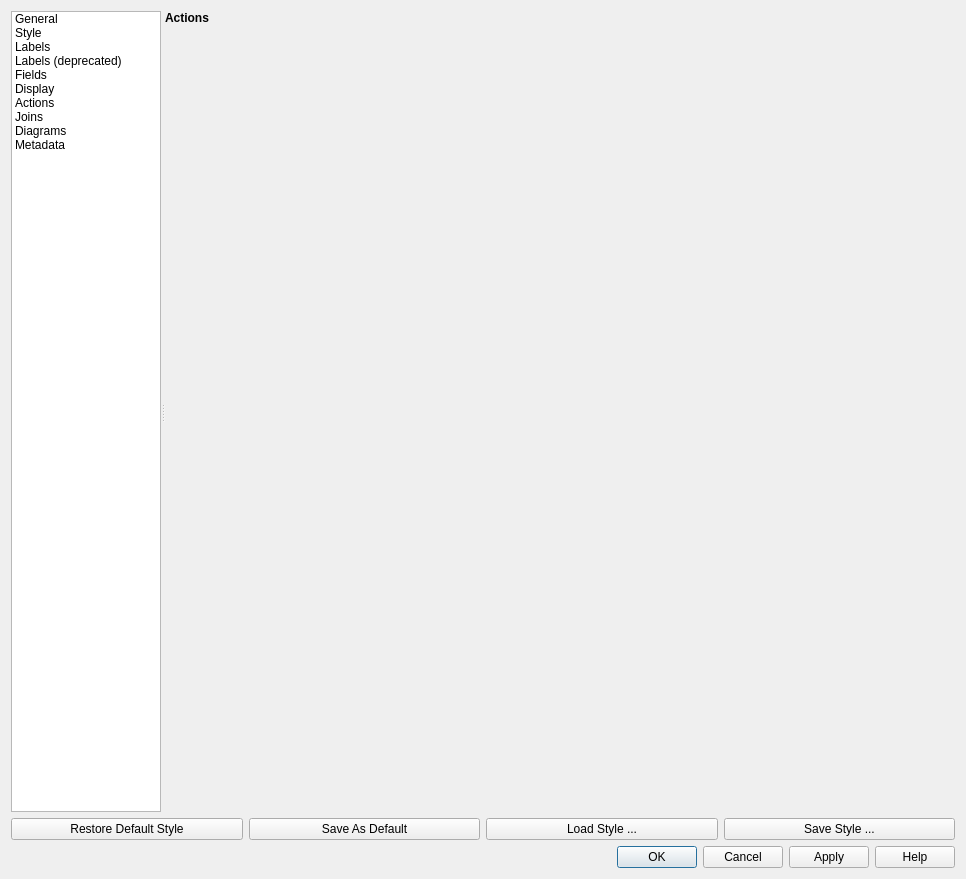
Above: ddocclient/kksqgis/layerprops/qgsvectorlayerpropertiesbase.ui from YuriyRusinov/reper before the change. Below: the same form after it.
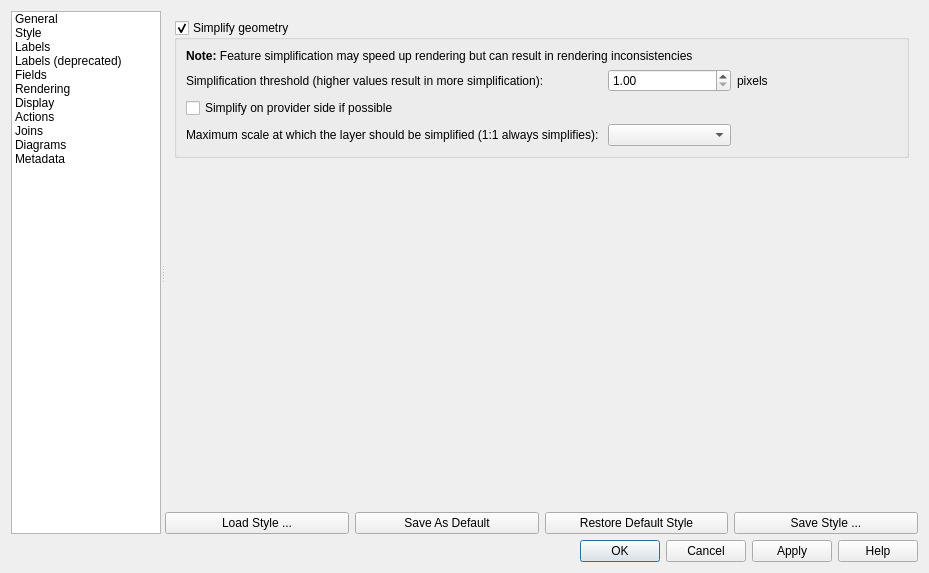
That is the form after the change. The open tabs and pages were chosen to show the change. Icons and pictures are not drawn. Custom widgets are drawn as their Qt base class.

```diff
--- a/ddocclient/kksqgis/layerprops/qgsvectorlayerpropertiesbase.ui
+++ b/ddocclient/kksqgis/layerprops/qgsvectorlayerpropertiesbase.ui
@@ -6,8 +6,8 @@
    <rect>
     <x>0</x>
     <y>0</y>
-    <width>966</width>
-    <height>879</height>
+    <width>929</width>
+    <height>573</height>
    </rect>
   </property>
   <property name="minimumSize">
@@ -20,7 +20,7 @@
    <string>Layer Properties</string>
   </property>
   <property name="windowIcon">
-   <iconset resource="../images/images.qrc">
+   <iconset resource="../../images/images.qrc">
     <normaloff>:/images/icons/qgis-icon-16x16.png</normaloff>:/images/icons/qgis-icon-16x16.png</iconset>
   </property>
   <layout class="QVBoxLayout" name="verticalLayout">
@@ -92,7 +92,7 @@
            <string>General</string>
           </property>
           <property name="icon">
-           <iconset resource="../images/images.qrc">
+           <iconset resource="../../images/images.qrc">
             <normaloff>:/images/themes/default/propertyicons/general.svg</normaloff>:/images/themes/default/propertyicons/general.svg</iconset>
           </property>
          </item>
@@ -104,7 +104,7 @@
            <string>Style</string>
           </property>
           <property name="icon">
-           <iconset resource="../images/images.qrc">
+           <iconset resource="../../images/images.qrc">
             <normaloff>:/images/themes/default/propertyicons/symbology.png</normaloff>:/images/themes/default/propertyicons/symbology.png</iconset>
           </property>
          </item>
@@ -116,7 +116,7 @@
            <string>Labels</string>
           </property>
           <property name="icon">
-           <iconset resource="../images/images.qrc">
+           <iconset resource="../../images/images.qrc">
             <normaloff>:/images/themes/default/propertyicons/labels.svg</normaloff>:/images/themes/default/propertyicons/labels.svg</iconset>
           </property>
          </item>
@@ -128,7 +128,7 @@
            <string>Labels (deprecated)</string>
           </property>
           <property name="icon">
-           <iconset resource="../images/images.qrc">
+           <iconset resource="../../images/images.qrc">
             <normaloff>:/images/themes/default/propertyicons/labels.png</normaloff>:/images/themes/default/propertyicons/labels.png</iconset>
           </property>
          </item>
@@ -140,10 +140,22 @@
            <string>Fields</string>
           </property>
           <property name="icon">
-           <iconset resource="../images/images.qrc">
+           <iconset resource="../../images/images.qrc">
             <normaloff>:/images/themes/default/propertyicons/attributes.png</normaloff>:/images/themes/default/propertyicons/attributes.png</iconset>
           </property>
          </item>
+         <item>
+          <property name="text">
+           <string>Rendering</string>
+          </property>
+          <property name="toolTip">
+           <string>Rendering</string>
+          </property>
+          <property name="icon">
+           <iconset resource="../../images/images.qrc">
+            <normaloff>:/images/themes/default/propertyicons/rendering.png</normaloff>:/images/themes/default/propertyicons/rendering.png</iconset>
+          </property>
+         </item>
          <item>
           <property name="text">
            <string>Display</string>
@@ -152,7 +164,7 @@
            <string>Display</string>
           </property>
           <property name="icon">
-           <iconset resource="../images/images.qrc">
+           <iconset resource="../../images/images.qrc">
             <normaloff>:/images/themes/default/propertyicons/display.svg</normaloff>:/images/themes/default/propertyicons/display.svg</iconset>
           </property>
          </item>
@@ -164,7 +176,7 @@
            <string>Actions</string>
           </property>
           <property name="icon">
-           <iconset resource="../images/images.qrc">
+           <iconset resource="../../images/images.qrc">
             <normaloff>:/images/themes/default/propertyicons/action.svg</normaloff>:/images/themes/default/propertyicons/action.svg</iconset>
           </property>
          </item>
@@ -176,7 +188,7 @@
            <string>Joins</string>
           </property>
           <property name="icon">
-           <iconset resource="../images/images.qrc">
+           <iconset resource="../../images/images.qrc">
             <normaloff>:/images/themes/default/propertyicons/join.png</normaloff>:/images/themes/default/propertyicons/join.png</iconset>
           </property>
          </item>
@@ -188,7 +200,7 @@
            <string>Diagrams</string>
           </property>
           <property name="icon">
-           <iconset resource="../images/images.qrc">
+           <iconset resource="../../images/images.qrc">
             <normaloff>:/images/themes/default/propertyicons/diagram.png</normaloff>:/images/themes/default/propertyicons/diagram.png</iconset>
           </property>
          </item>
@@ -200,7 +212,7 @@
            <string>Metadata</string>
           </property>
           <property name="icon">
-           <iconset resource="../images/images.qrc">
+           <iconset resource="../../images/images.qrc">
             <normaloff>:/images/themes/default/propertyicons/metadata.svg</normaloff>:/images/themes/default/propertyicons/metadata.svg</iconset>
           </property>
          </item>
@@ -234,23 +246,13 @@
           </sizepolicy>
          </property>
          <property name="currentIndex">
-          <number>0</number>
+          <number>7</number>
          </property>
          <widget class="QWidget" name="mOptsPage_General">
           <layout class="QVBoxLayout" name="verticalLayout_14">
            <property name="margin">
             <number>0</number>
            </property>
-           <item>
-            <widget class="QLabel" name="label">
-             <property name="styleSheet">
-              <string notr="true">font-weight:bold;</string>
-             </property>
-             <property name="text">
-              <string>General</string>
-             </property>
-            </widget>
-           </item>
            <item>
             <widget class="QScrollArea" name="scrollArea">
              <property name="frameShape">
@@ -264,8 +266,8 @@
                <rect>
                 <x>0</x>
                 <y>0</y>
-                <width>793</width>
-                <height>784</height>
+                <width>739</width>
+                <height>525</height>
                </rect>
               </property>
               <layout class="QVBoxLayout" name="verticalLayout_13">
@@ -558,7 +560,7 @@
                      <string/>
                     </property>
                     <property name="pixmap">
-                     <pixmap resource="../images/images.qrc">:/images/themes/default/mActionZoomIn.svg</pixmap>
+                     <pixmap resource="../../images/images.qrc">:/images/themes/default/mActionZoomIn.svg</pixmap>
                     </property>
                     <property name="scaledContents">
                      <bool>true</bool>
@@ -589,7 +591,7 @@
                      <string/>
                     </property>
                     <property name="pixmap">
-                     <pixmap resource="../images/images.qrc">:/images/themes/default/mActionZoomOut.svg</pixmap>
+                     <pixmap resource="../../images/images.qrc">:/images/themes/default/mActionZoomOut.svg</pixmap>
                     </property>
                     <property name="scaledContents">
                      <bool>true</bool>
@@ -680,16 +682,6 @@
            <property name="margin">
             <number>0</number>
            </property>
-           <item>
-            <widget class="QLabel" name="label_5">
-             <property name="styleSheet">
-              <string notr="true">font-weight:bold;</string>
-             </property>
-             <property name="text">
-              <string>Style</string>
-             </property>
-            </widget>
-           </item>
            <item>
             <widget class="QScrollArea" name="scrollArea_3">
              <property name="frameShape">
@@ -703,8 +695,8 @@
                <rect>
                 <x>0</x>
                 <y>0</y>
-                <width>100</width>
-                <height>30</height>
+                <width>755</width>
+                <height>452</height>
                </rect>
               </property>
               <layout class="QVBoxLayout" name="verticalLayout_18">
@@ -741,16 +733,6 @@
            <property name="margin">
             <number>0</number>
            </property>
-           <item>
-            <widget class="QLabel" name="label_6">
-             <property name="styleSheet">
-              <string notr="true">font-weight:bold;</string>
-             </property>
-             <property name="text">
-              <string>Labels</string>
-             </property>
-            </widget>
-           </item>
            <item>
             <widget class="QFrame" name="labelingFrame">
              <property name="sizePolicy">
@@ -774,16 +756,6 @@
            <property name="margin">
             <number>0</number>
            </property>
-           <item>
-            <widget class="QLabel" name="label_11">
-             <property name="styleSheet">
-              <string notr="true">font-weight:bold;</string>
-             </property>
-             <property name="text">
-              <string>Labels (deprecated)</string>
-             </property>
-            </widget>
-           </item>
            <item>
             <widget class="QScrollArea" name="scrollArea_9">
              <property name="frameShape">
@@ -797,8 +769,8 @@
                <rect>
                 <x>0</x>
                 <y>0</y>
-                <width>98</width>
-                <height>33</height>
+                <width>755</width>
+                <height>452</height>
                </rect>
               </property>
               <layout class="QVBoxLayout" name="verticalLayout_28">
@@ -848,16 +820,6 @@
            <property name="margin">
             <number>0</number>
            </property>
-           <item>
-            <widget class="QLabel" name="label_7">
-             <property name="styleSheet">
-              <string notr="true">font-weight:bold;</string>
-             </property>
-             <property name="text">
-              <string>Fields</string>
-             </property>
-            </widget>
-           </item>
            <item>
             <widget class="QScrollArea" name="scrollArea_5">
              <property name="frameShape">
@@ -871,8 +833,8 @@
                <rect>
                 <x>0</x>
                 <y>0</y>
-                <width>100</width>
-                <height>30</height>
+                <width>755</width>
+                <height>452</height>
                </rect>
               </property>
               <layout class="QVBoxLayout" name="verticalLayout_20">
@@ -895,21 +857,154 @@
            </item>
           </layout>
          </widget>
+         <widget class="QWidget" name="mOptsPage_Rendering">
+          <layout class="QVBoxLayout" name="verticalLayout_19">
+           <property name="margin">
+            <number>0</number>
+           </property>
+           <item>
+            <widget class="QScrollArea" name="scrollArea_19">
+             <property name="frameShape">
+              <enum>QFrame::NoFrame</enum>
+             </property>
+             <property name="widgetResizable">
+              <bool>true</bool>
+             </property>
+             <widget class="QWidget" name="scrollAreaWidgetContents_19">
+              <property name="geometry">
+               <rect>
+                <x>0</x>
+                <y>0</y>
+                <width>755</width>
+                <height>452</height>
+               </rect>
+              </property>
+              <layout class="QVBoxLayout" name="verticalLayout_32">
+               <item>
+                <widget class="QGroupBox" name="mSimplifyDrawingGroupBox">
+                 <property name="title">
+                  <string>Simplify geometry</string>
+                 </property>
+                 <property name="checkable">
+                  <bool>true</bool>
+                 </property>
+                 <layout class="QGridLayout" name="_12">
+                  <item row="0" column="1" colspan="4">
+                   <widget class="QLabel" name="label_59">
+                    <property name="text">
+                     <string>&lt;b&gt;Note:&lt;/b&gt; Feature simplification may speed up rendering but can result in rendering inconsistencies</string>
+                    </property>
+                   </widget>
+                  </item>
+                  <item row="1" column="1">
+                   <widget class="QLabel" name="label_56">
+                    <property name="text">
+                     <string>Simplification threshold (higher values result in more simplification): </string>
+                    </property>
+                    <property name="margin">
+                     <number>2</number>
+                    </property>
+                   </widget>
+                  </item>
+                  <item row="1" column="2">
+                   <widget class="QDoubleSpinBox" name="mSimplifyDrawingSpinBox">
+                    <property name="toolTip">
+                     <string>Higher values result in more simplification</string>
+                    </property>
+                    <property name="decimals">
+                     <number>2</number>
+                    </property>
+                    <property name="minimum">
+                     <double>1.000000000000000</double>
+                    </property>
+                    <property name="maximum">
+                     <double>5.000000000000000</double>
+                    </property>
+                    <property name="singleStep">
+                     <double>0.200000000000000</double>
+                    </property>
+                    <property name="value">
+                     <double>1.000000000000000</double>
+                    </property>
+                   </widget>
+                  </item>
+                  <item row="1" column="3">
+                   <widget class="QLabel" name="mSimplifyDrawingPx">
+                    <property name="text">
+                     <string>pixels</string>
+                    </property>
+                    <property name="margin">
+                     <number>2</number>
+                    </property>
+                   </widget>
+                  </item>
+                  <item row="1" column="4">
+                   <spacer name="horizontalSpacer_40">
+                    <property name="orientation">
+                     <enum>Qt::Horizontal</enum>
+                    </property>
+                    <property name="sizeHint" stdset="0">
+                     <size>
+                      <width>20</width>
+                      <height>20</height>
+                     </size>
+                    </property>
+                   </spacer>
+                  </item>
+                  <item row="2" column="1" colspan="4">
+                   <widget class="QCheckBox" name="mSimplifyDrawingAtProvider">
+                    <property name="text">
+                     <string>Simplify on provider side if possible</string>
+                    </property>
+                   </widget>
+                  </item>
+                  <item row="3" column="1">
+                   <widget class="QLabel" name="mSimplifyMaxScaleLabel">
+                    <property name="text">
+                     <string>Maximum scale at which the layer should be simplified (1:1 always simplifies): </string>
+                    </property>
+                    <property name="margin">
+                     <number>2</number>
+                    </property>
+                   </widget>
+                  </item>
+                  <item row="3" column="2">
+                   <widget class="QgsScaleComboBox" name="mSimplifyMaximumScaleComboBox">
+                    <property name="sizePolicy">
+                     <sizepolicy hsizetype="Expanding" vsizetype="Fixed">
+                      <horstretch>0</horstretch>
+                      <verstretch>0</verstretch>
+                     </sizepolicy>
+                    </property>
+                   </widget>
+                  </item>
+                 </layout>
+                </widget>
+               </item>
+               <item>
+                <spacer name="verticalSpacer_6">
+                 <property name="orientation">
+                  <enum>Qt::Vertical</enum>
+                 </property>
+                 <property name="sizeHint" stdset="0">
+                  <size>
+                   <width>20</width>
+                   <height>40</height>
+                  </size>
+                 </property>
+                </spacer>
+               </item>
+              </layout>
+             </widget>
+            </widget>
+           </item>
+          </layout>
+         </widget>
          <widget class="QWidget" name="mOptsPage_Display">
           <layout class="QVBoxLayout" name="verticalLayout_25">
            <property name="margin">
             <number>0</number>
            </property>
-           <item>
-            <widget class="QLabel" name="label_12">
-             <property name="styleSheet">
-              <string notr="true">font-weight:bold;</string>
-             </property>
-             <property name="text">
-              <string>Display</string>
-             </property>
-            </widget>
-           </item>
            <item>
             <widget class="QScrollArea" name="scrollArea_10">
              <property name="frameShape">
@@ -923,8 +1018,8 @@
                <rect>
                 <x>0</x>
                 <y>0</y>
-                <width>385</width>
-                <height>161</height>
+                <width>755</width>
+                <height>452</height>
                </rect>
               </property>
               <layout class="QVBoxLayout" name="verticalLayout_26">
@@ -1071,16 +1166,6 @@
            <property name="margin">
             <number>0</number>
            </property>
-           <item>
-            <widget class="QLabel" name="label_8">
-             <property name="styleSheet">
-              <string notr="true">font-weight:bold;</string>
-             </property>
-             <property name="text">
-              <string>Actions</string>
-             </property>
-            </widget>
-           </item>
            <item>
             <widget class="QScrollArea" name="scrollArea_6">
              <property name="frameShape">
@@ -1094,8 +1179,8 @@
                <rect>
                 <x>0</x>
                 <y>0</y>
-                <width>100</width>
-                <height>30</height>
+                <width>755</width>
+                <height>487</height>
                </rect>
               </property>
               <layout class="QVBoxLayout" name="verticalLayout_21">
@@ -1129,16 +1214,6 @@
            <property name="margin">
             <number>0</number>
            </property>
-           <item>
-            <widget class="QLabel" name="label_9">
-             <property name="styleSheet">
-              <string notr="true">font-weight:bold;</string>
-             </property>
-             <property name="text">
-              <string>Joins</string>
-             </property>
-            </widget>
-           </item>
            <item>
             <widget class="QScrollArea" name="scrollArea_7">
              <property name="frameShape">
@@ -1152,8 +1227,8 @@
                <rect>
                 <x>0</x>
                 <y>0</y>
-                <width>98</width>
-                <height>123</height>
+                <width>755</width>
+                <height>487</height>
                </rect>
               </property>
               <layout class="QVBoxLayout" name="verticalLayout_23">
@@ -1161,12 +1236,6 @@
                 <number>0</number>
                </property>
                <item>
-                <widget class="QGroupBox" name="mJoinsGrpBx">
-                 <property name="title">
-                  <string/>
-                 </property>
-                 <layout class="QVBoxLayout" name="verticalLayout_22">
-                  <item>
                    <widget class="QTreeWidget" name="mJoinTreeWidget">
                     <property name="columnCount">
                      <number>3</number>
@@ -1196,7 +1265,7 @@
                        <string/>
                       </property>
                       <property name="icon">
-                       <iconset resource="../images/images.qrc">
+                    <iconset resource="../../images/images.qrc">
                         <normaloff>:/images/themes/default/symbologyAdd.png</normaloff>:/images/themes/default/symbologyAdd.png</iconset>
                       </property>
                      </widget>
@@ -1207,7 +1276,7 @@
                        <string/>
                       </property>
                       <property name="icon">
-                       <iconset resource="../images/images.qrc">
+                    <iconset resource="../../images/images.qrc">
                         <normaloff>:/images/themes/default/symbologyRemove.png</normaloff>:/images/themes/default/symbologyRemove.png</iconset>
                       </property>
                      </widget>
@@ -1229,9 +1298,6 @@
                   </item>
                  </layout>
                 </widget>
-               </item>
-              </layout>
-             </widget>
             </widget>
            </item>
           </layout>
@@ -1241,16 +1307,6 @@
            <property name="margin">
             <number>0</number>
            </property>
-           <item>
-            <widget class="QLabel" name="label_10">
-             <property name="styleSheet">
-              <string notr="true">font-weight:bold;</string>
-             </property>
-             <property name="text">
-              <string>Diagrams</string>
-             </property>
-            </widget>
-           </item>
            <item>
             <widget class="QScrollArea" name="scrollArea_8">
              <property name="frameShape">
@@ -1264,8 +1320,8 @@
                <rect>
                 <x>0</x>
                 <y>0</y>
-                <width>100</width>
-                <height>30</height>
+                <width>755</width>
+                <height>452</height>
                </rect>
               </property>
               <layout class="QVBoxLayout" name="verticalLayout_24">
@@ -1293,16 +1349,6 @@
            <property name="margin">
             <number>0</number>
            </property>
-           <item>
-            <widget class="QLabel" name="label_4">
-             <property name="styleSheet">
-              <string notr="true">font-weight:bold;</string>
-             </property>
-             <property name="text">
-              <string>Metadata</string>
-             </property>
-            </widget>
-           </item>
            <item>
             <widget class="QScrollArea" name="scrollArea_2">
              <property name="frameShape">
@@ -1316,8 +1362,8 @@
                <rect>
                 <x>0</x>
                 <y>0</y>
-                <width>279</width>
-                <height>451</height>
+                <width>739</width>
+                <height>519</height>
                </rect>
               </property>
               <layout class="QVBoxLayout" name="verticalLayout_8">
@@ -1591,57 +1637,61 @@
          </widget>
         </widget>
        </item>
-      </layout>
-     </widget>
-    </widget>
-   </item>
    <item>
-    <widget class="QFrame" name="mButtonBoxFrame">
-     <property name="sizePolicy">
-      <sizepolicy hsizetype="Preferred" vsizetype="Maximum">
-       <horstretch>0</horstretch>
-       <verstretch>0</verstretch>
-      </sizepolicy>
-     </property>
-     <property name="frameShape">
-      <enum>QFrame::NoFrame</enum>
-     </property>
-     <property name="frameShadow">
-      <enum>QFrame::Raised</enum>
-     </property>
-     <layout class="QGridLayout" name="gridLayout_btnbox">
-      <property name="margin">
-       <number>0</number>
-      </property>
-      <item row="0" column="2">
-       <widget class="QPushButton" name="pbnSaveDefaultStyle">
-        <property name="text">
-         <string>Save As Default</string>
-        </property>
-       </widget>
-      </item>
-      <item row="0" column="3">
+        <layout class="QHBoxLayout" name="horizontalLayout_9">
+         <item>
        <widget class="QPushButton" name="pbnLoadStyle">
         <property name="text">
          <string>Load Style ...</string>
         </property>
        </widget>
       </item>
-      <item row="0" column="1">
+         <item>
+          <widget class="QPushButton" name="pbnSaveDefaultStyle">
+           <property name="text">
+            <string>Save As Default</string>
+           </property>
+          </widget>
+         </item>
+         <item>
        <widget class="QPushButton" name="pbnLoadDefaultStyle">
         <property name="text">
          <string>Restore Default Style</string>
         </property>
        </widget>
       </item>
-      <item row="0" column="4">
+         <item>
        <widget class="QPushButton" name="pbnSaveStyleAs">
         <property name="text">
          <string>Save Style ...</string>
         </property>
        </widget>
       </item>
-      <item row="1" column="1" colspan="4">
+        </layout>
+       </item>
+      </layout>
+     </widget>
+    </widget>
+   </item>
+   <item>
+    <widget class="QFrame" name="mButtonBoxFrame">
+     <property name="sizePolicy">
+      <sizepolicy hsizetype="Preferred" vsizetype="Maximum">
+       <horstretch>0</horstretch>
+       <verstretch>0</verstretch>
+      </sizepolicy>
+     </property>
+     <property name="frameShape">
+      <enum>QFrame::NoFrame</enum>
+     </property>
+     <property name="frameShadow">
+      <enum>QFrame::Raised</enum>
+     </property>
+     <layout class="QGridLayout" name="gridLayout_btnbox">
+      <property name="margin">
+       <number>0</number>
+      </property>
+      <item row="2" column="1" colspan="4">
        <widget class="QDialogButtonBox" name="buttonBox">
         <property name="orientation">
          <enum>Qt::Horizontal</enum>
@@ -1657,17 +1707,17 @@
   </layout>
  </widget>
  <customwidgets>
-  <customwidget>
-   <class>QgsScaleComboBox</class>
-   <extends>QComboBox</extends>
-   <header>qgsscalecombobox.h</header>
-  </customwidget>
   <customwidget>
    <class>QgsCollapsibleGroupBox</class>
    <extends>QGroupBox</extends>
    <header>qgscollapsiblegroupbox.h</header>
    <container>1</container>
   </customwidget>
+  <customwidget>
+   <class>QgsScaleComboBox</class>
+   <extends>QComboBox</extends>
+   <header>qgsscalecombobox.h</header>
+  </customwidget>
  </customwidgets>
  <resources>
   <include location="../images/images.qrc"/>
```
Left out of the diff: 1 changed line with no effect on the pictures. Lines whose indentation alone changed are shown as unchanged.
